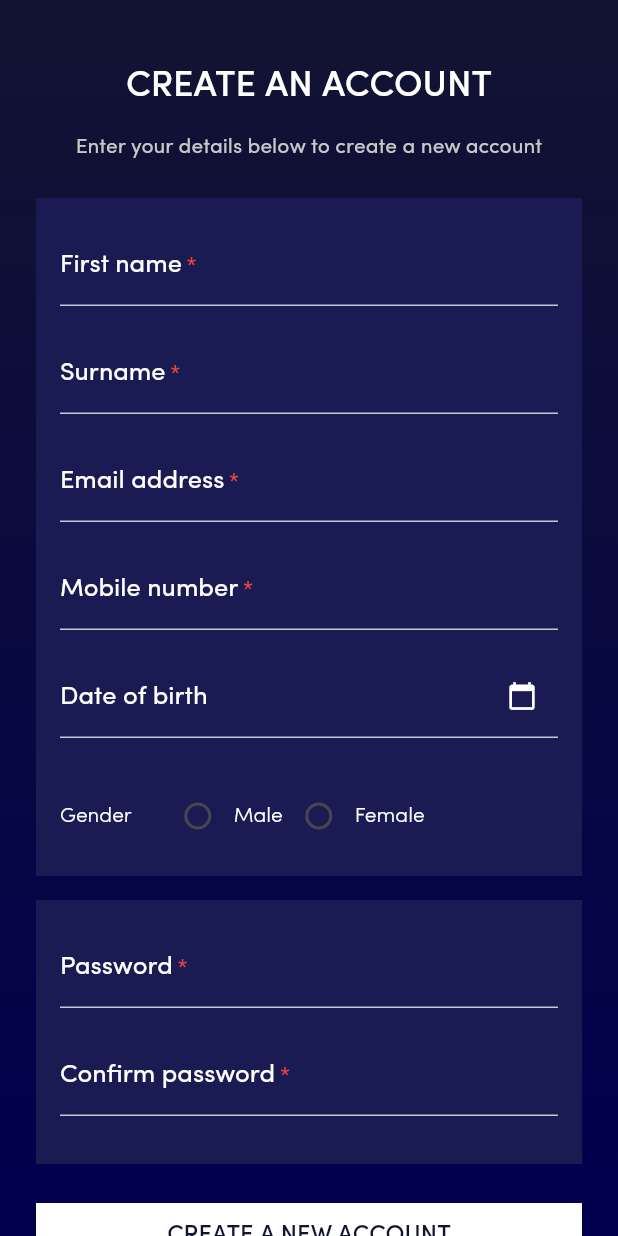
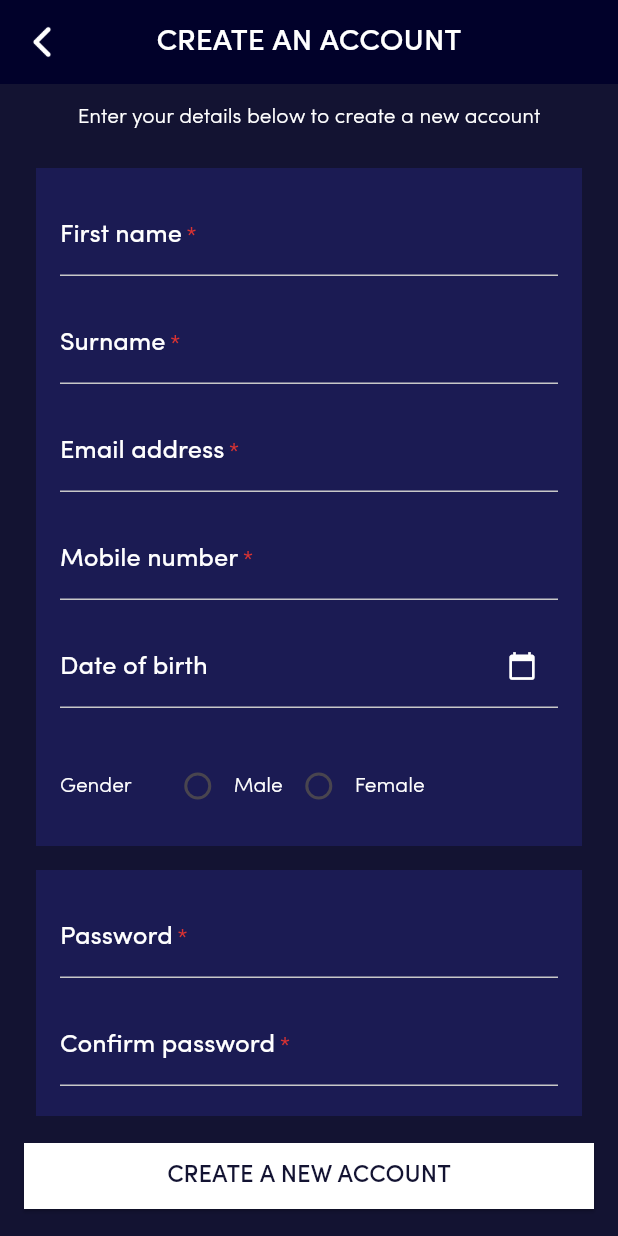
Before and after one commit to TharudiHS/Scope-Cinemas-Mobile-App, a Flutter app: the NewAccountPage screen opened directly, on a phone screen of 412 x 824 dp. Run offline on Flutter 3.47's test engine with Material 3 defaults, Android fonts, the phone set to English and light mode, and no system bars; our stand-ins replace flutter_svg.

Commit message:
finalized the code

```diff
--- a/lib/screens/new_account_page.dart
+++ b/lib/screens/new_account_page.dart
@@ -19,30 +19,34 @@ class _NewAccountPageState extends State<NewAccountPage> {
   @override
   Widget build(BuildContext context) {
     return Scaffold(
-      body: Container(
-        decoration: const BoxDecoration(
-          gradient: LinearGradient(
-            begin: Alignment.topCenter,
-            end: Alignment.bottomCenter,
-            colors: [AppColours.darkBlue, AppColours.navyBlue],
+      backgroundColor: AppColours.darkBlue,
+      appBar: AppBar(
+        backgroundColor: AppColours.darkNavy,
+        leading: IconButton(
+          icon: Image.asset(
+            "assets/images/arrow_back.png",
+            width: 40,
+            height: 40,
+            color: Colors.white,
+          ),
+          onPressed: () => Navigator.pop(context),
+        ),
+        centerTitle: true,
+        title: const Text(
+          "CREATE AN ACCOUNT",
+          style: TextStyles.size20SofiaProwhitemedium,
         ),
       ),
-        child: Center(
-          child: SingleChildScrollView(
+      body: SingleChildScrollView(
         padding: const EdgeInsets.symmetric(horizontal: 24),
         child: Column(
           crossAxisAlignment: CrossAxisAlignment.center,
           children: [
-                // Title
-                const SizedBox(height: 40),
-                const Text(
-                  "CREATE AN ACCOUNT",
-                  style: TextStyles.size24SofiaPro,
-                ),
             const SizedBox(height: 12),
             const Text(
               "Enter your details below to create a new account",
-                  style: TextStyles.size14SofiaProlightGrey,
+              style: TextStyles.size14SofiaProwhite,
+              textAlign: TextAlign.center,
             ),
             const SizedBox(height: 24),
 
@@ -79,7 +83,7 @@ class _NewAccountPageState extends State<NewAccountPage> {
                           Radio<String>(
                             value: "Male",
                             groupValue: gender,
-                                activeColor: Colors.amber,
+                            activeColor: AppColours.goldenYellow,
                             onChanged: (value) {
                               setState(() => gender = value);
                             },
@@ -95,7 +99,7 @@ class _NewAccountPageState extends State<NewAccountPage> {
                           Radio<String>(
                             value: "Female",
                             groupValue: gender,
-                                activeColor: Colors.amber,
+                            activeColor: AppColours.goldenYellow,
                             onChanged: (value) {
                               setState(() => gender = value);
                             },
@@ -137,12 +141,7 @@ class _NewAccountPageState extends State<NewAccountPage> {
               ),
             ),
 
-                const SizedBox(height: 24),
-
-                // account button
-                MainButton(label: "CREATE A NEW ACCOUNT", onPressed: () {}),
-
-                const SizedBox(height: 12),
+            const SizedBox(height: 80),
 
             // Already have account
             Row(
@@ -164,17 +163,21 @@ class _NewAccountPageState extends State<NewAccountPage> {
                   child: Text(
                     "Login",
                     style: TextStyles.size14SofiaPro.copyWith(
-                          color: Colors.red,
+                      color: AppColours.crimsonRed,
+                      decoration: TextDecoration.underline,
+                      decorationColor: AppColours.crimsonRed,
                     ),
                   ),
                 ),
               ],
             ),
-                const SizedBox(height: 40),
+            const SizedBox(height: 12),
           ],
         ),
       ),
-        ),
+      bottomNavigationBar: Padding(
+        padding: const EdgeInsets.all(16.0),
+        child: MainButton(label: "CREATE A NEW ACCOUNT", onPressed: () {}),
       ),
     );
   }
@@ -201,7 +204,7 @@ class _NewAccountPageState extends State<NewAccountPage> {
                 if (required)
                   const TextSpan(
                     text: " *",
-                    style: TextStyle(color: Colors.red),
+                    style: TextStyle(color: AppColours.crimsonRed),
                   ),
               ],
             ),
@@ -242,12 +245,11 @@ class _NewAccountPageState extends State<NewAccountPage> {
                 ),
                 const TextSpan(
                   text: " *",
-                  style: TextStyle(color: Colors.red),
+                  style: TextStyle(color: AppColours.crimsonRed),
                 ),
               ],
             ),
           ),
-
           enabledBorder: const UnderlineInputBorder(
             borderSide: BorderSide(color: AppColours.lightGrey),
           ),
```
Lines whose indentation alone changed are shown as unchanged.
